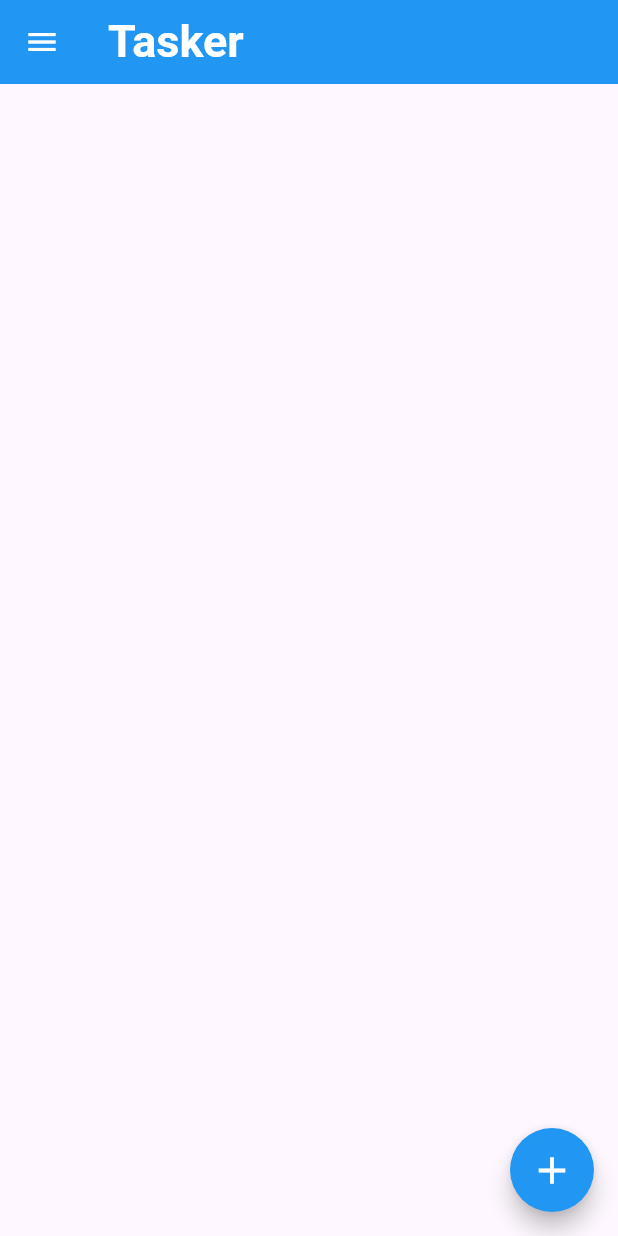
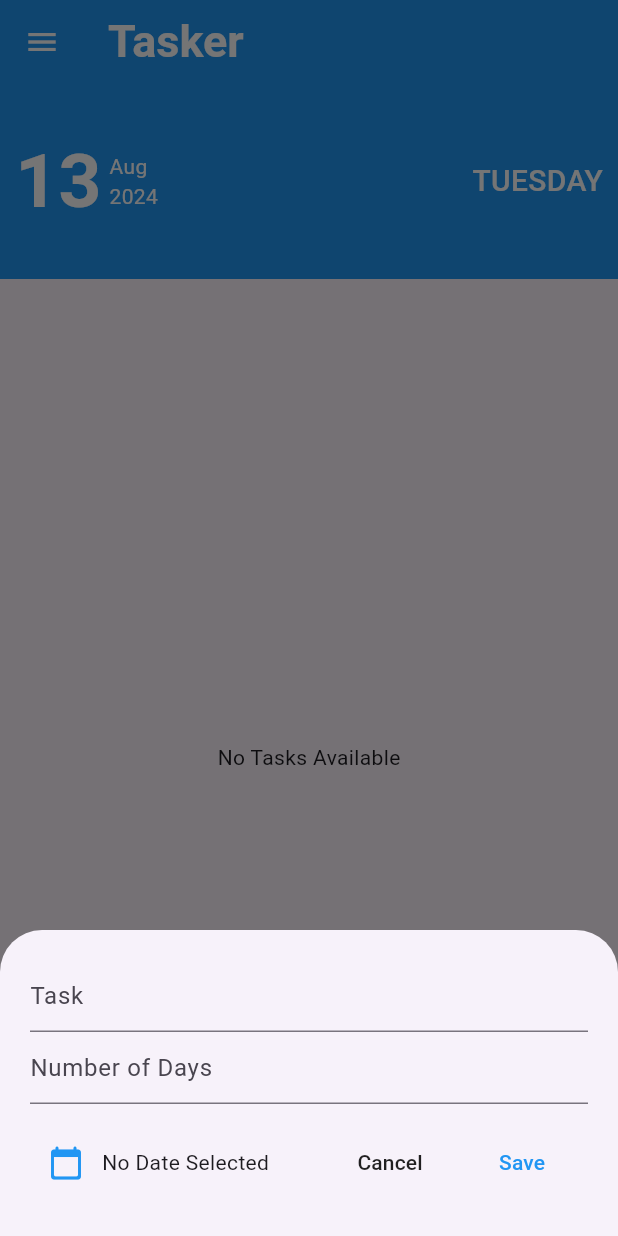
Before and after one commit to m7mdragab74/Tasker-App, a Flutter app: the screen it shows after launch, after a tap on the "add" icon, on a phone screen of 412 x 824 dp. Run offline on Flutter 3.47's test engine with Material 3 defaults, Android fonts, the phone set to English and light mode, and no system bars; our stand-ins replace sqflite; accounts and stored records are empty.

```diff
--- a/lib/database/db_helpers.dart
+++ b/lib/database/db_helpers.dart
@@ -1,6 +1,7 @@
 import 'package:path/path.dart';
 import 'package:sqflite/sqflite.dart';
-import 'package:tasker/models/db_model.dart';
+
+import '../models/db_model.dart';
 
 class DbHelper {
   static final DbHelper _instance = DbHelper.internal();
--- a/lib/main.dart
+++ b/lib/main.dart
@@ -10,9 +10,9 @@ class TaskerApp extends StatelessWidget {
 
   @override
   Widget build(BuildContext context) {
-    return const MaterialApp(
+    return MaterialApp(
       debugShowCheckedModeBanner: false,
-      home: HomeView(),
+      home: HomePage(),
     );
   }
 }
--- a/lib/models/db_model.dart
+++ b/lib/models/db_model.dart
@@ -11,7 +11,6 @@ class Task {
     _numberDays = obj['numberDays'];
   }
 
-  //Method that converts the Task object to a Map
   toMap() {
     var map = {
       'id': _id,
--- a/lib/views/home.dart
+++ b/lib/views/home.dart
@@ -1,7 +1,36 @@
 import 'package:flutter/material.dart';
 
-class HomeView extends StatelessWidget {
-  const HomeView({super.key});
+import '../database/db_helpers.dart';
+import '../models/db_model.dart';
+import '../widget/task_form.dart';
+import '../widget/task_list.dart';
+import '../widget/time_head.dart';
+
+class HomePage extends StatefulWidget {
+  const HomePage({super.key});
+
+  @override
+  State<HomePage> createState() => _HomePageState();
+}
+
+class _HomePageState extends State<HomePage> {
+  List<Task> _tasks = [];
+
+  @override
+  void initState() {
+    super.initState();
+    _fetchTasks();
+  }
+
+  Future<void> _fetchTasks() async {
+    var dbHelper = DbHelper();
+    List<Map<String, dynamic>> tasks = await dbHelper.getTasks();
+    setState(() {
+      _tasks = tasks.map((task) => Task.fromMap(task)).toList();
+    });
+  }
+
+  void _refreshTasks() => _fetchTasks();
 
   @override
   Widget build(BuildContext context) {
@@ -11,10 +40,7 @@ class HomeView extends StatelessWidget {
         foregroundColor: Colors.white,
         title: const Text(
           'Tasker',
-          style: TextStyle(
-            fontWeight: FontWeight.bold,
-            fontSize: 30,
-          ),
+          style: TextStyle(fontWeight: FontWeight.bold, fontSize: 30),
         ),
       ),
       drawer: const Drawer(),
@@ -24,14 +50,24 @@ class HomeView extends StatelessWidget {
         shape: RoundedRectangleBorder(
           borderRadius: BorderRadius.circular(50),
         ),
-        onPressed: () {},
+        onPressed: () {
+          showModalBottomSheet(
+            context: context,
+            builder: (context) => TaskForm(onTaskAdded: _refreshTasks),
+          );
+        },
         child: const Icon(
           Icons.add,
           size: 30,
         ),
       ),
-      body: const Column(
-        children: [],
+      body: Column(
+        children: [
+          DateHeader(),
+          Expanded(
+            child: TaskList(tasks: _tasks),
+          ),
+        ],
       ),
     );
   }
--- /dev/null
+++ b/lib/widget/task_form.dart
@@ -0,0 +1,116 @@
+import 'package:flutter/material.dart';
+import 'package:intl/intl.dart';
+
+import '../database/db_helpers.dart';
+import '../models/db_model.dart';
+
+class TaskForm extends StatefulWidget {
+  const TaskForm({super.key, required this.onTaskAdded});
+
+  final VoidCallback onTaskAdded;
+
+  @override
+  _TaskFormState createState() => _TaskFormState();
+}
+
+class _TaskFormState extends State<TaskForm> {
+  DateTime? selectedDate;
+  String? taskName;
+  String? taskDays;
+  int done = 0;
+
+  @override
+  Widget build(BuildContext context) {
+    return SingleChildScrollView(
+      child: Padding(
+        padding: const EdgeInsets.all(10.0).copyWith(
+          bottom: MediaQuery.of(context).viewInsets.bottom,
+        ),
+        child: Container(
+          padding: const EdgeInsets.all(10),
+          child: Form(
+            child: Column(
+              children: [
+                TextFormField(
+                  decoration: const InputDecoration(hintText: 'Task'),
+                  onChanged: (val) => setState(() => taskName = val),
+                ),
+                TextFormField(
+                  decoration: const InputDecoration(hintText: 'Number of Days'),
+                  onChanged: (val) => setState(() => taskDays = val),
+                ),
+                const SizedBox(height: 15),
+                Row(
+                  children: [
+                    IconButton(
+                      onPressed: () async {
+                        final DateTime? picked = await showDatePicker(
+                          context: context,
+                          initialDate: DateTime.now(),
+                          firstDate: DateTime(2020),
+                          lastDate: DateTime(2030),
+                        );
+                        if (picked != null) {
+                          setState(() => selectedDate = picked);
+                        }
+                      },
+                      icon: const Icon(Icons.calendar_today_rounded,
+                          color: Colors.blue),
+                    ),
+                    Text(
+                      selectedDate == null
+                          ? 'No Date Selected'
+                          : DateFormat.yMd().format(selectedDate!),
+                    ),
+                    const Spacer(),
+                    MaterialButton(
+                      onPressed: () => Navigator.of(context).pop(),
+                      child: const Text('Cancel'),
+                    ),
+                    MaterialButton(
+                      onPressed: () async {
+                        if (taskName == null ||
+                            taskDays == null ||
+                            selectedDate == null) {
+                          Navigator.of(context).pop();
+                          ScaffoldMessenger.of(context).showSnackBar(
+                            const SnackBar(
+                              content: Text('Please fill in all fields'),
+                            ),
+                          );
+                        } else {
+                          Task task = Task({
+                            'name': taskName,
+                            'numberDays': taskDays,
+                            'done': done,
+                          });
+
+                          var dbHelper = DbHelper();
+                          try {
+                            await dbHelper.insertTask(task);
+                            widget
+                                .onTaskAdded(); // Refresh tasks in parent widget
+                          } catch (e) {
+                            ScaffoldMessenger.of(context).showSnackBar(
+                              SnackBar(content: Text('Error: $e')),
+                            );
+                          }
+                          Navigator.of(context).pop();
+                        }
+                      },
+                      child: const Text(
+                        'Save',
+                        style: TextStyle(color: Colors.blue),
+                      ),
+                    ),
+                  ],
+                ),
+                const SizedBox(height: 15),
+              ],
+            ),
+          ),
+        ),
+      ),
+    );
+  }
+}
--- /dev/null
+++ b/lib/widget/task_list.dart
@@ -0,0 +1,23 @@
+import 'package:flutter/material.dart';
+import 'package:tasker/widget/task_item.dart';
+
+import '../models/db_model.dart';
+
+class TaskList extends StatelessWidget {
+  const TaskList({super.key, required this.tasks});
+
+  final List<Task> tasks;
+
+  @override
+  Widget build(BuildContext context) {
+    return tasks.isEmpty
+        ? const Center(child: Text('No Tasks Available'))
+        : ListView.builder(
+      itemCount: tasks.length,
+      itemBuilder: (context, index) {
+        Task task = tasks[index];
+        return TaskItem(task: task);
+      },
+    );
+  }
+}
--- /dev/null
+++ b/lib/widget/time_head.dart
@@ -0,0 +1,60 @@
+import 'package:flutter/material.dart';
+import 'package:intl/intl.dart';
+
+class DateHeader extends StatelessWidget {
+  DateHeader({super.key});
+
+  final DateTime now = DateTime.now();
+  final String formattedDateDay = DateFormat.d().format(DateTime.now());
+  final String formattedDateYear = DateFormat.y().format(DateTime.now());
+  final String formattedDateMonth = DateFormat.MMM().format(DateTime.now());
+  final String formattedDateDayName =
+      DateFormat.EEEE().format(DateTime.now()).toUpperCase();
+
+  @override
+  Widget build(BuildContext context) {
+    return Container(
+      padding: const EdgeInsets.all(10),
+      alignment: Alignment.center,
+      width: double.infinity,
+      height: 130,
+      color: Colors.blue,
+      child: Row(
+        children: [
+          Text(
+            formattedDateDay,
+            style: const TextStyle(
+              fontSize: 50,
+              fontWeight: FontWeight.bold,
+              color: Colors.white,
+            ),
+          ),
+          const SizedBox(width: 5),
+          Column(
+            mainAxisAlignment: MainAxisAlignment.center,
+            crossAxisAlignment: CrossAxisAlignment.start,
+            children: [
+              Text(
+                formattedDateMonth,
+                style: const TextStyle(color: Colors.white),
+              ),
+              Text(
+                formattedDateYear,
+                style: const TextStyle(color: Colors.white),
+              ),
+            ],
+          ),
+          const Spacer(),
+          Text(
+            formattedDateDayName,
+            style: const TextStyle(
+              fontSize: 20,
+              color: Colors.white,
+              fontWeight: FontWeight.w500,
+            ),
+          ),
+        ],
+      ),
+    );
+  }
+}
--- a/pubspec.yaml
+++ b/pubspec.yaml
@@ -37,6 +37,7 @@ dependencies:
   cupertino_icons: ^1.0.6
   sqflite: ^2.3.3+1
   path: ^1.9.0
+  intl: ^0.19.0
 
 dev_dependencies:
   flutter_test:
```
Also changed, not shown: lib/widget/task_item.dart (added, +51 -0 lines), pubspec.lock.
